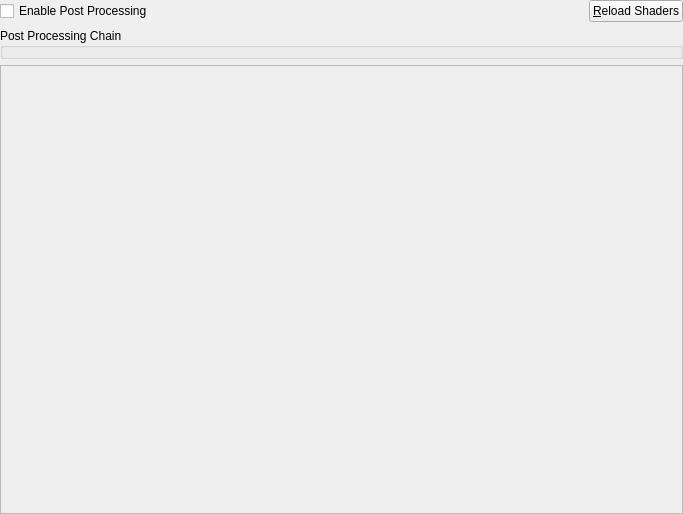
kofxi3584karlayang/duckstation, file src/duckstation-qt/postprocessingsettingswidget.ui: the form before one commit.
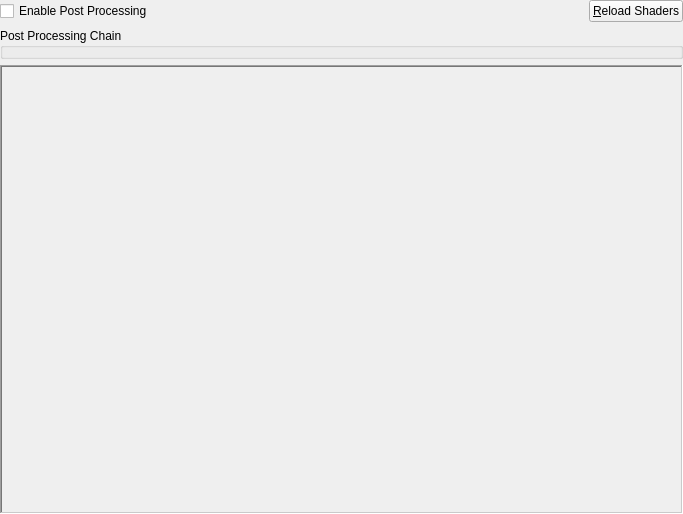
The form after the commit. Icons and pictures are not drawn. Custom widgets are drawn as their Qt base class.

Commit message: Qt: Change post settings style to sunken

Diff of the .ui file:
```diff
--- a/src/duckstation-qt/postprocessingsettingswidget.ui
+++ b/src/duckstation-qt/postprocessingsettingswidget.ui
@@ -93,6 +93,12 @@
        <verstretch>1</verstretch>
       </sizepolicy>
      </property>
+     <property name="frameShape">
+      <enum>QFrame::WinPanel</enum>
+     </property>
+     <property name="frameShadow">
+      <enum>QFrame::Sunken</enum>
+     </property>
      <property name="widgetResizable">
       <bool>true</bool>
      </property>
@@ -101,8 +107,8 @@
        <rect>
         <x>0</x>
         <y>0</y>
-        <width>681</width>
-        <height>390</height>
+        <width>679</width>
+        <height>438</height>
        </rect>
       </property>
      </widget>
```
The commit also changes 2 other files.
